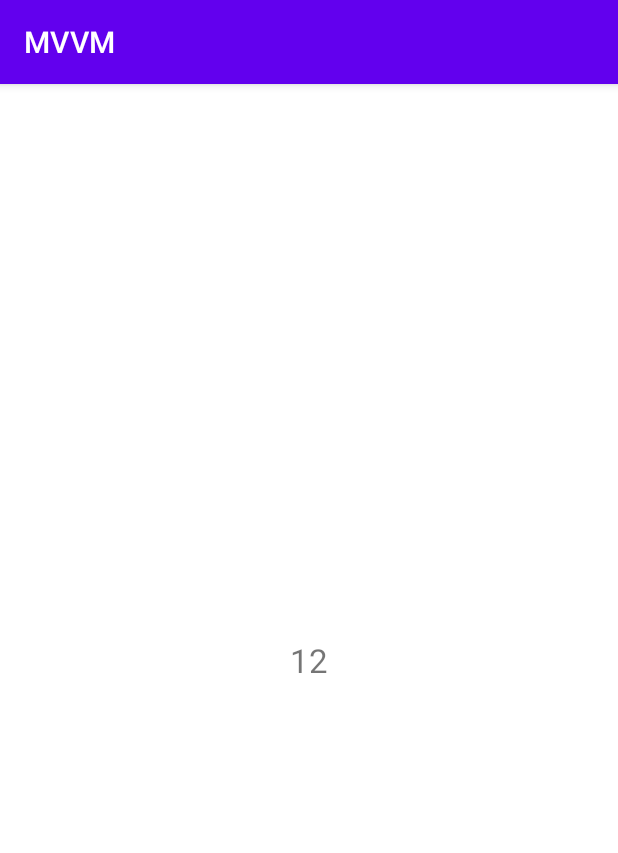
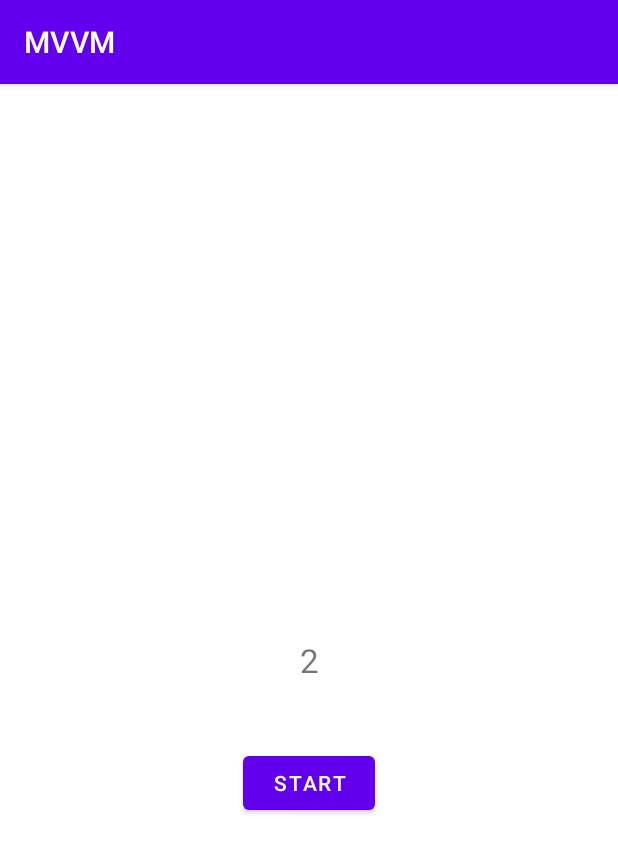
Before and after one commit to Mansurjon0608/Simple-Timer, an Android app: the screen it shows after launch (MainActivity), on a phone screen of 412 x 824 dp. Shown: the top 853 px of the screen. Run offline under Robolectric (Android 15) with nearby library versions, the phone set to English and light mode, and no system bars.

Commit message:
ViewModul ga text berish, toast chiqarish, va text uchun istalgan text ma'lumotnbi berish

```diff
--- a/app/src/main/java/com/mstar004/mvvm/MainActivity.kt
+++ b/app/src/main/java/com/mstar004/mvvm/MainActivity.kt
@@ -14,7 +14,7 @@ class MainActivity : AppCompatActivity() {
         super.onCreate(savedInstanceState)
         setContentView(R.layout.activity_main)
 
-        mViewModel = ViewModelProvider(this).get(MainViewModel::class.java)
+        mViewModel = ViewModelProvider(this, MainFactory(application,"Factory")).get(MainViewModel::class.java)
 
     }
 
@@ -24,5 +24,6 @@ class MainActivity : AppCompatActivity() {
         mViewModel.liveData.observe(this, Observer {
             edit_text.text = it
         })
+
     }
 }
--- /dev/null
+++ b/app/src/main/java/com/mstar004/mvvm/MainFactory.kt
@@ -0,0 +1,11 @@
+package com.mstar004.mvvm
+
+import android.app.Application
+import androidx.lifecycle.ViewModel
+import androidx.lifecycle.ViewModelProvider
+
+class MainFactory(val application: Application, val text:String):ViewModelProvider.AndroidViewModelFactory(application){
+    override fun <T : ViewModel?> create(modelClass: Class<T>): T {
+        return MainViewModel(application, text) as T
+    }
+}
--- a/app/src/main/java/com/mstar004/mvvm/ViewModel.kt
+++ b/app/src/main/java/com/mstar004/mvvm/ViewModel.kt
@@ -1,10 +1,14 @@
 package com.mstar004.mvvm
 
+import android.app.Application
 import android.os.CountDownTimer
+import android.widget.Toast
+import androidx.lifecycle.AndroidViewModel
 import androidx.lifecycle.MutableLiveData
 import androidx.lifecycle.ViewModel
 
-class MainViewModel:ViewModel() {
+class MainViewModel(application: Application, var text:String):AndroidViewModel(application) //classlarda toast ishlata olish un
+{
 
     val liveData = MutableLiveData<String>()
 
@@ -15,7 +19,7 @@ class MainViewModel:ViewModel() {
 
     fun startTimer(){
 
-        object : CountDownTimer(20000, 1000){
+        object : CountDownTimer(10000, 1000){
             override fun onTick(p0: Long) {
 
                 liveData.value = (p0/1000).toString()
@@ -23,6 +27,7 @@ class MainViewModel:ViewModel() {
 
             override fun onFinish() {
 
+                Toast.makeText(getApplication(), text, Toast.LENGTH_SHORT).show()
             }
 
         }.start()
--- a/app/src/main/res/layout/activity_main.xml
+++ b/app/src/main/res/layout/activity_main.xml
@@ -17,4 +17,14 @@
         app:layout_constraintRight_toRightOf="parent"
         app:layout_constraintTop_toTopOf="parent" />
 
+    <Button
+        android:id="@+id/btn"
+        android:layout_width="wrap_content"
+        android:layout_height="wrap_content"
+        android:layout_marginTop="43dp"
+        android:text="Start"
+        app:layout_constraintEnd_toEndOf="parent"
+        app:layout_constraintStart_toStartOf="parent"
+        app:layout_constraintTop_toBottomOf="@+id/edit_text" />
+
 </androidx.constraintlayout.widget.ConstraintLayout>
```
